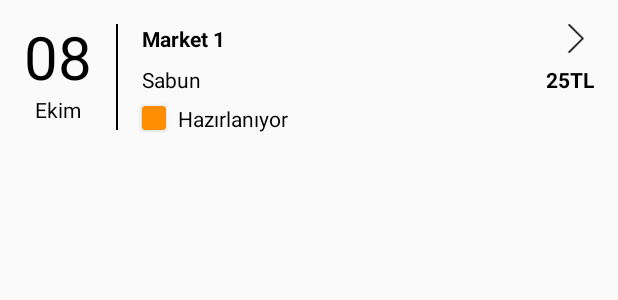
After one commit to korfas/android-tech-challange, an Android app: the layout activity_orders_rcyc_model.xml on its own in the app's theme, with its tools: preview values and no code run, on a phone screen of 412 x 824 dp. The commit adds this screen. Shown: the top 300 px of the screen. Run offline under Robolectric (Android 15) with nearby library versions, the phone set to English and light mode, and no system bars.

Commit message:
Listeden veriler Retrofit yardımıyla çekilde ve RecyclerView içerisine yerleştirildi. Ürünleri yükleme kısmı tamamlandı. Ürüne tıklandığında oluşacak etkileşim henüz eklenmedi.

```diff
--- a/app/build.gradle
+++ b/app/build.gradle
@@ -34,6 +34,7 @@ dependencies {
     androidTestImplementation 'androidx.test:runner:1.2.0'
     androidTestImplementation 'androidx.test.espresso:espresso-core:3.2.0'
     implementation 'androidx.recyclerview:recyclerview:1.0.0'
+    implementation 'androidx.cardview:cardview:1.0.0'
     implementation 'com.squareup.retrofit2:retrofit:2.3.0'
     implementation 'com.squareup.retrofit2:converter-gson:2.3.0'
 }
--- a/app/src/main/AndroidManifest.xml
+++ b/app/src/main/AndroidManifest.xml
@@ -1,6 +1,8 @@
 <?xml version="1.0" encoding="utf-8"?>
 <manifest xmlns:android="http://schemas.android.com/apk/res/android"
     package="com.korfas.marketim">
+
+    <uses-permission android:name="android.permission.INTERNET"/>
 
     <application
         android:allowBackup="true"
--- a/app/src/main/java/com/korfas/marketim/model/Order.kt
+++ b/app/src/main/java/com/korfas/marketim/model/Order.kt
@@ -2,7 +2,7 @@ package com.korfas.marketim.model
 
 import com.google.gson.annotations.SerializedName
 
-abstract class Order {
+class Order {
 
     @SerializedName("productDetail")
     var productDetail: ProductDetail? = null
--- a/app/src/main/java/com/korfas/marketim/retrofit/ApiClient.kt
+++ b/app/src/main/java/com/korfas/marketim/retrofit/ApiClient.kt
@@ -5,7 +5,7 @@ import retrofit2.converter.gson.GsonConverterFactory
 
 object ApiClient {
 
-    val BASE_URL = "http://kariyertechchallenge.mockable.io/"
+    val BASE_URL = "http://kariyertechchallenge.mockable.io"
 
     private var retrofit: Retrofit? = null
 
--- /dev/null
+++ b/app/src/main/res/drawable/ic_expansion_arrow.xml
@@ -0,0 +1,9 @@
+<vector xmlns:android="http://schemas.android.com/apk/res/android"
+    android:width="24dp"
+    android:height="24dp"
+    android:viewportWidth="477.175"
+    android:viewportHeight="477.175">
+    <path
+        android:fillColor="#FF000000"
+        android:pathData="M360.731,229.075l-225.1,-225.1c-5.3,-5.3 -13.8,-5.3 -19.1,0s-5.3,13.8 0,19.1l215.5,215.5l-215.5,215.5c-5.3,5.3 -5.3,13.8 0,19.1c2.6,2.6 6.1,4 9.5,4c3.4,0 6.9,-1.3 9.5,-4l225.1,-225.1C365.931,242.875 365.931,234.275 360.731,229.075z" />
+</vector>
--- a/app/src/main/res/layout/activity_orders.xml
+++ b/app/src/main/res/layout/activity_orders.xml
@@ -8,6 +8,7 @@
 
 
     <androidx.recyclerview.widget.RecyclerView
+        android:id="@+id/ordersRcyc"
         android:layout_width="match_parent"
         android:layout_height="match_parent"/>
 
--- /dev/null
+++ b/app/src/main/res/layout/activity_orders_rcyc_model.xml
@@ -0,0 +1,101 @@
+<?xml version="1.0" encoding="utf-8"?>
+<androidx.constraintlayout.widget.ConstraintLayout xmlns:android="http://schemas.android.com/apk/res/android"
+    xmlns:tools="http://schemas.android.com/tools"
+    xmlns:app="http://schemas.android.com/apk/res-auto"
+    android:layout_width="match_parent"
+    android:layout_height="wrap_content"
+    android:padding="16dp">
+
+    <TextView
+        android:id="@+id/dateTv"
+        android:layout_width="wrap_content"
+        android:layout_height="wrap_content"
+        app:layout_constraintTop_toTopOf="parent"
+        app:layout_constraintLeft_toLeftOf="parent"
+        android:textColor="@color/colorAccent"
+        android:textSize="40sp"
+        android:includeFontPadding="false"
+        android:lineSpacingExtra="0dp"
+        tools:text="08"/>
+
+    <TextView
+        android:id="@+id/monthTv"
+        android:layout_width="wrap_content"
+        android:layout_height="wrap_content"
+        app:layout_constraintTop_toBottomOf="@+id/dateTv"
+        app:layout_constraintLeft_toLeftOf="@+id/dateTv"
+        app:layout_constraintRight_toRightOf="@+id/dateTv"
+        tools:text="Ekim"/>
+
+    <View
+        android:id="@+id/seperationLine"
+        android:layout_width="1dp"
+        android:layout_height="0dp"
+        app:layout_constraintTop_toTopOf="@+id/dateTv"
+        app:layout_constraintBottom_toBottomOf="@+id/productStateCard"
+        app:layout_constraintLeft_toRightOf="@+id/dateTv"
+        android:layout_marginStart="16dp"
+        android:background="@color/colorAccent"/>
+
+    <TextView
+        android:id="@+id/marketNameTv"
+        android:layout_width="wrap_content"
+        android:layout_height="wrap_content"
+        app:layout_constraintTop_toTopOf="@+id/dateTv"
+        app:layout_constraintLeft_toRightOf="@+id/seperationLine"
+        android:layout_marginStart="16dp"
+        android:textStyle="bold"
+        tools:text="Market 1"/>
+
+    <TextView
+        android:id="@+id/orderNameTv"
+        android:layout_width="wrap_content"
+        android:layout_height="wrap_content"
+        app:layout_constraintTop_toBottomOf="@+id/marketNameTv"
+        app:layout_constraintLeft_toLeftOf="@+id/marketNameTv"
+        android:layout_marginTop="8dp"
+        android:maxLines="1"
+        android:ellipsize="end"
+        tools:text="Sabun"/>
+
+    <androidx.cardview.widget.CardView
+        android:id="@+id/productStateCard"
+        android:layout_width="16dp"
+        android:layout_height="16dp"
+        android:layout_marginTop="8dp"
+        app:layout_constraintTop_toBottomOf="@+id/orderNameTv"
+        app:layout_constraintLeft_toLeftOf="@+id/marketNameTv"
+        app:cardBackgroundColor="@color/colorProductStatePreparing"/>
+
+    <TextView
+        android:id="@+id/productStateTv"
+        android:layout_width="wrap_content"
+        android:layout_height="wrap_content"
+        app:layout_constraintTop_toTopOf="@+id/productStateCard"
+        app:layout_constraintBottom_toBottomOf="@+id/productStateCard"
+        app:layout_constraintLeft_toRightOf="@+id/productStateCard"
+        android:layout_marginStart="8dp"
+        tools:text="Hazırlanıyor"/>
+
+    <ImageView
+        android:id="@+id/expansionArrowImgv"
+        android:layout_width="wrap_content"
+        android:layout_height="0dp"
+        app:layout_constraintTop_toTopOf="@+id/marketNameTv"
+        app:layout_constraintBottom_toBottomOf="@id/marketNameTv"
+        app:layout_constraintRight_toRightOf="parent"
+        app:srcCompat="@drawable/ic_expansion_arrow" />
+
+    <TextView
+        android:id="@+id/productPriceTv"
+        android:layout_width="wrap_content"
+        android:layout_height="wrap_content"
+        app:layout_constraintTop_toTopOf="@+id/orderNameTv"
+        app:layout_constraintRight_toRightOf="parent"
+        android:textStyle="bold"
+        android:text="25TL"/>
+
+
+
+
+</androidx.constraintlayout.widget.ConstraintLayout>
--- a/app/src/main/res/values/colors.xml
+++ b/app/src/main/res/values/colors.xml
@@ -5,4 +5,8 @@
     <color name="colorAccent">#000000</color>
 
     <color name="grey">#A8A8A8</color>
+
+    <color name="colorProductStatePreparing">#FF8D02</color>
+    <color name="colorProductStateConfirmation">@color/colorPrimary</color>
+    <color name="colorProductStateDelivering">#4DAE50</color>
 </resources>
--- a/app/src/main/res/values/styles.xml
+++ b/app/src/main/res/values/styles.xml
@@ -6,6 +6,7 @@
         <item name="colorPrimary">@color/colorPrimary</item>
         <item name="colorPrimaryDark">@color/colorPrimaryDark</item>
         <item name="colorAccent">@color/colorAccent</item>
+        <item name="android:textColor">@android:color/black</item>
 
     </style>
 
@@ -14,6 +15,7 @@
         <item name="colorPrimary">@color/colorPrimary</item>
         <item name="colorPrimaryDark">@color/colorPrimaryDark</item>
         <item name="colorAccent">@color/colorAccent</item>
+        <item name="android:textColor">@android:color/black</item>
 
     </style>
 
```
Also changed, not shown: app/src/main/java/com/korfas/marketim/activity/OrdersActivity.kt (+30 -0 lines), app/src/main/java/com/korfas/marketim/adapter/OrderRcycAdapter.kt (added, +83 -0 lines), app/src/main/java/com/korfas/marketim/retrofit/ApiInterface.kt (+4 -4 lines), app/src/main/res/values/arrays.xml (added, +18 -0 lines), app/src/main/res/values/strings.xml (+18 -0 lines).
